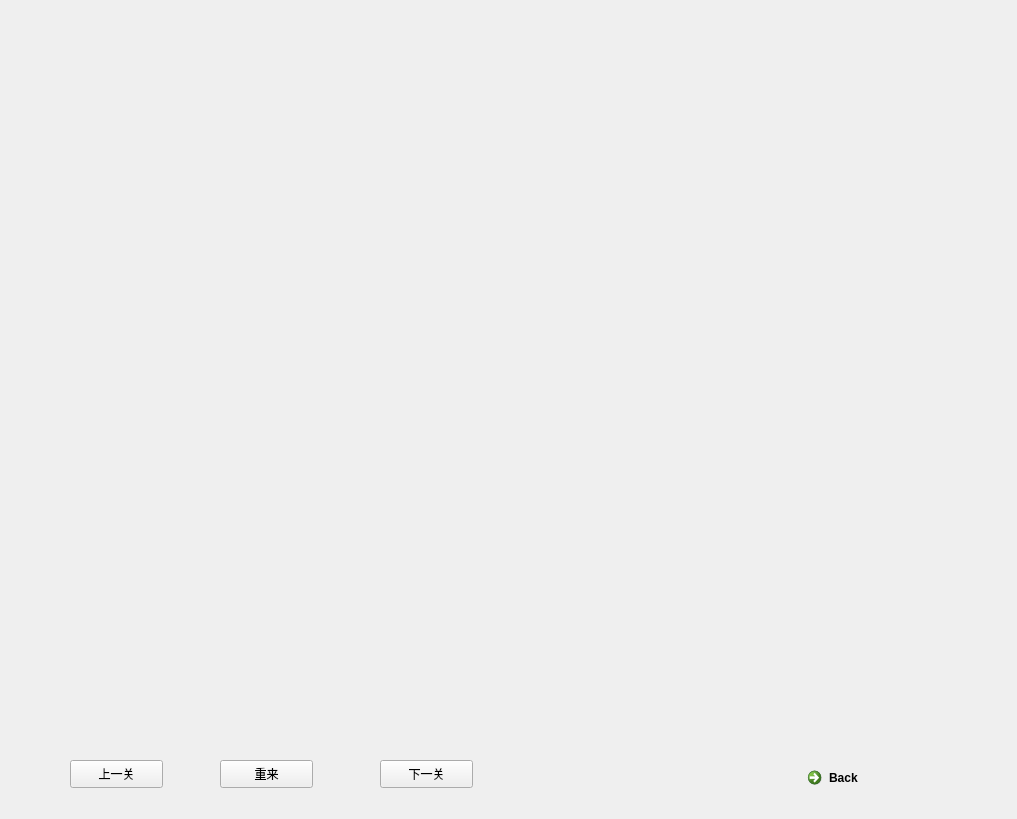
Before: the Qt Designer form gameinterface.ui in auroraka/flowFree, drawn with Qt 5.
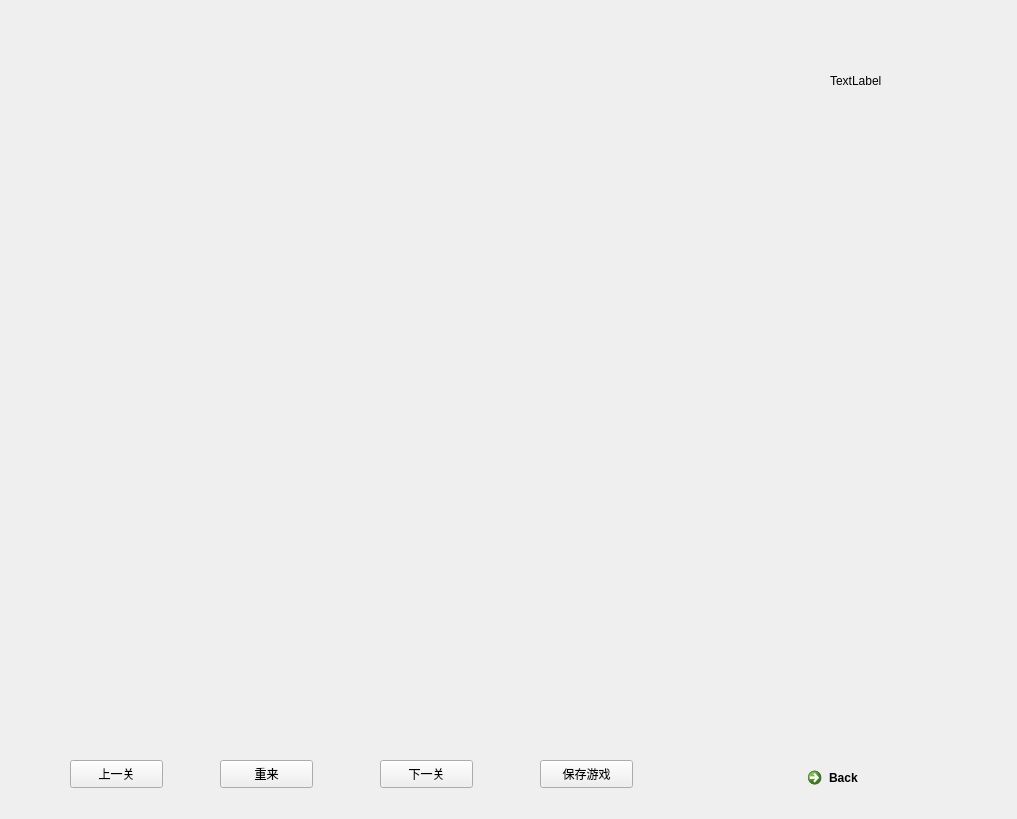
After: the same form once the commit is applied.

```diff
--- a/gameinterface.ui
+++ b/gameinterface.ui
@@ -65,6 +65,32 @@
     <string>下一关</string>
    </property>
   </widget>
+  <widget class="QPushButton" name="save_button">
+   <property name="geometry">
+    <rect>
+     <x>540</x>
+     <y>760</y>
+     <width>93</width>
+     <height>28</height>
+    </rect>
+   </property>
+   <property name="text">
+    <string>保存游戏</string>
+   </property>
+  </widget>
+  <widget class="QLabel" name="label">
+   <property name="geometry">
+    <rect>
+     <x>830</x>
+     <y>50</y>
+     <width>131</width>
+     <height>61</height>
+    </rect>
+   </property>
+   <property name="text">
+    <string>TextLabel</string>
+   </property>
+  </widget>
  </widget>
  <resources/>
  <connections/>
```
